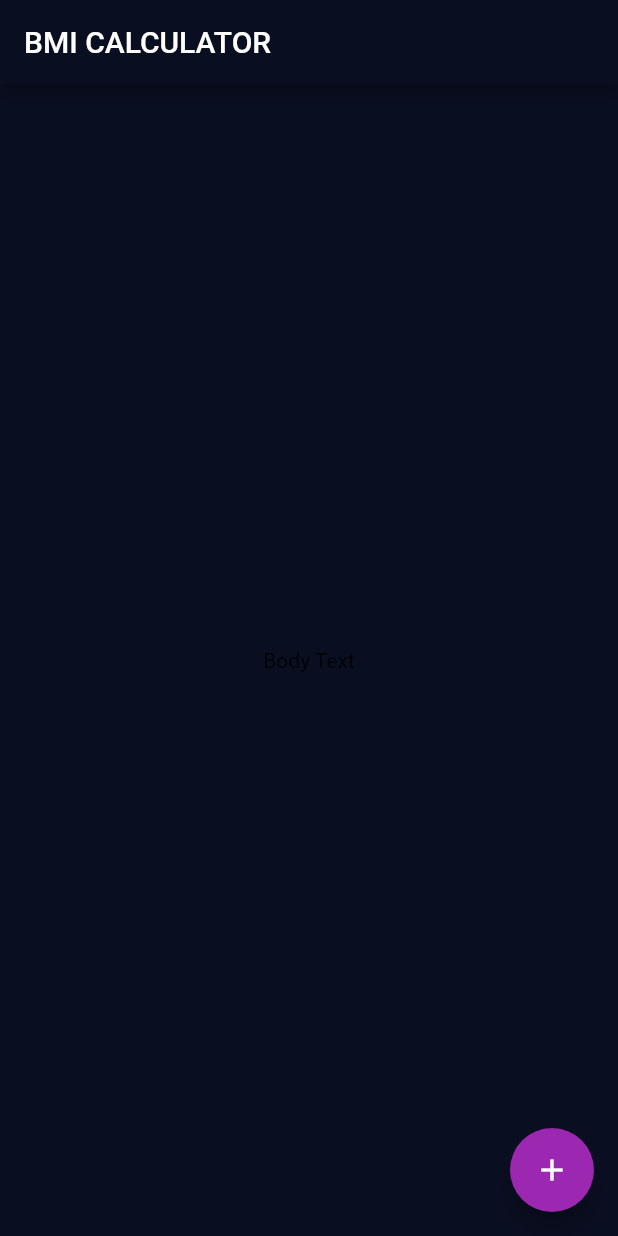
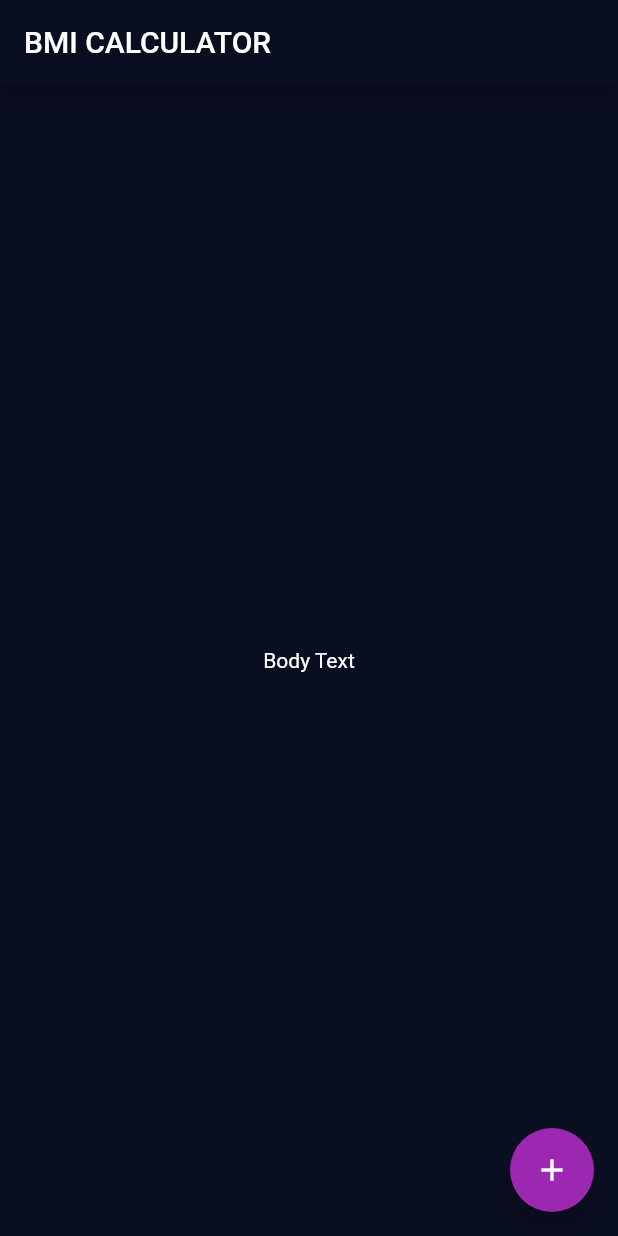
Before and after one commit to n04h/flutter_practice, a Flutter app: the screen it shows after launch, on a phone screen of 412 x 824 dp. Run offline on Flutter 3.47's test engine with Material 2 defaults, Android fonts, the phone set to English and light mode, and no system bars.

Commit message:
✨ 文字を白にした

```diff
--- a/lib/main.dart
+++ b/lib/main.dart
@@ -10,6 +10,7 @@ class BMICalculator extends StatelessWidget {
         primaryColor: Color(0xFF0A0E21),
         accentColor: Colors.purple,
         scaffoldBackgroundColor: Color(0xFF0A0E21),
+        textTheme: TextTheme(body1: TextStyle(color: Colors.white)),
       ),
       home: InputPage(),
     );
```
